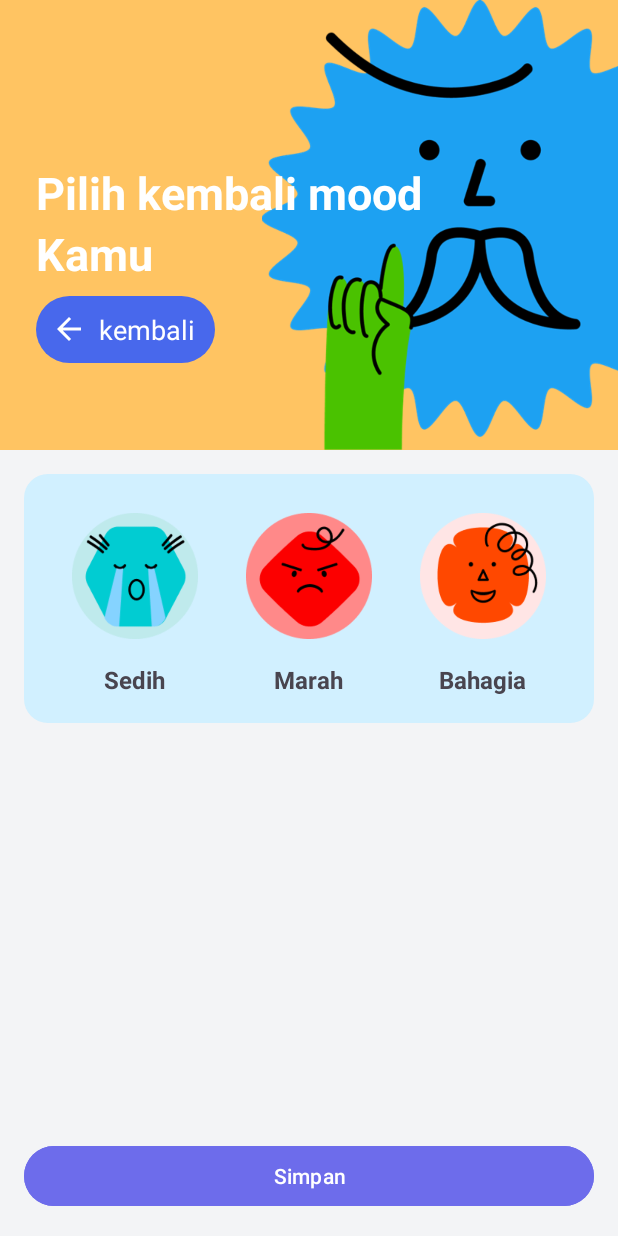
After one commit to nuhgroh2004/UAS-PPPB1, an Android app: the EditMoodActivity screen opened directly, with no data from a screen before it, on a phone screen of 412 x 824 dp. The commit adds this screen. Run offline under Robolectric (Android 15) with nearby library versions, the phone set to English and light mode, and no system bars.

Commit message:
Tampilan: edit_mood_activity

```diff
--- a/app/src/main/AndroidManifest.xml
+++ b/app/src/main/AndroidManifest.xml
@@ -15,6 +15,9 @@
         android:supportsRtl="true"
         android:theme="@style/Theme.UasPppb1"
         tools:targetApi="31">
+        <activity
+            android:name=".EditMoodActivity"
+            android:exported="false" />
         <activity
             android:name=".RiwayatActivity"
             android:exported="false" />
--- /dev/null
+++ b/app/src/main/java/com/example/uaspppb1/EditMoodActivity.kt
@@ -0,0 +1,25 @@
+// EditMoodActivity.kt
+package com.example.uaspppb1
+
+import android.content.Intent
+import android.os.Bundle
+import androidx.activity.enableEdgeToEdge
+import androidx.appcompat.app.AppCompatActivity
+import com.example.uaspppb1.databinding.ActivityEditMoodBinding
+
+class EditMoodActivity : AppCompatActivity() {
+    private lateinit var binding: ActivityEditMoodBinding
+
+    override fun onCreate(savedInstanceState: Bundle?) {
+        super.onCreate(savedInstanceState)
+        enableEdgeToEdge()
+        binding = ActivityEditMoodBinding.inflate(layoutInflater)
+        setContentView(binding.root)
+
+        binding.backButton.setOnClickListener {
+            val intent = Intent(this, RiwayatActivity::class.java)
+            startActivity(intent)
+            finish()
+        }
+    }
+}
--- a/app/src/main/java/com/example/uaspppb1/RiwayatActivity.kt
+++ b/app/src/main/java/com/example/uaspppb1/RiwayatActivity.kt
@@ -1,5 +1,7 @@
+// RiwayatActivity.kt
 package com.example.uaspppb1
 
+import android.content.Intent
 import android.os.Bundle
 import android.util.Log
 import android.view.View
@@ -40,7 +42,9 @@ class RiwayatActivity : AppCompatActivity() {
 
     private fun setupRecyclerView() {
         moodAdapter = MoodAdapter(emptyList(), onEditClick = { mood ->
-
+            val intent = Intent(this, EditMoodActivity::class.java)
+            intent.putExtra("MOOD_ID", mood.id)
+            startActivity(intent)
         }, onDeleteClick = { moodId ->
             deleteMood(moodId)
         })
@@ -58,10 +62,11 @@ class RiwayatActivity : AppCompatActivity() {
                 if (response.isSuccessful) {
                     val moodList = response.body()
                     if (!moodList.isNullOrEmpty()) {
-
                         val sortedMoodList = moodList.sortedByDescending { it.timestamp }
                         moodAdapter = MoodAdapter(sortedMoodList, onEditClick = { mood ->
-
+                            val intent = Intent(this@RiwayatActivity, EditMoodActivity::class.java)
+                            intent.putExtra("MOOD_ID", mood.id)
+                            startActivity(intent)
                         }, onDeleteClick = { moodId ->
                             deleteMood(moodId)
                         })
--- /dev/null
+++ b/app/src/main/res/drawable/baseline_arrow_back_24.xml
@@ -0,0 +1,5 @@
+<vector xmlns:android="http://schemas.android.com/apk/res/android" android:autoMirrored="true" android:height="24dp" android:tint="#FFFFFF" android:viewportHeight="24" android:viewportWidth="24" android:width="24dp">
+
+    <path android:fillColor="@android:color/white" android:pathData="M20,11H7.83l5.59,-5.59L12,4l-8,8 8,8 1.41,-1.41L7.83,13H20v-2z"/>
+
+</vector>
--- /dev/null
+++ b/app/src/main/res/drawable/roudet_bg.xml
@@ -0,0 +1,5 @@
+<?xml version="1.0" encoding="utf-8"?>
+<shape xmlns:android="http://schemas.android.com/apk/res/android">
+    <solid android:color="#4868EC" />
+    <corners android:radius="25dp" />
+</shape>
--- /dev/null
+++ b/app/src/main/res/layout/activity_edit_mood.xml
@@ -0,0 +1,197 @@
+<?xml version="1.0" encoding="utf-8"?>
+<androidx.constraintlayout.widget.ConstraintLayout xmlns:android="http://schemas.android.com/apk/res/android"
+    xmlns:app="http://schemas.android.com/apk/res-auto"
+    android:layout_width="match_parent"
+    android:layout_height="match_parent"
+    android:background="#F3F4F6">
+
+    <!-- Header Section -->
+    <LinearLayout
+        android:id="@+id/header"
+        android:layout_width="match_parent"
+        android:layout_height="300dp"
+        android:orientation="vertical"
+        android:background="#FFC462"
+        app:layout_constraintTop_toTopOf="parent">
+
+        <!-- Gambar dan Teks -->
+        <ImageView
+            android:layout_width="300dp"
+            android:layout_height="300dp"
+            android:layout_marginStart="170dp"
+            android:src="@drawable/bgedit" />
+
+        <TextView
+            android:layout_width="wrap_content"
+            android:layout_height="wrap_content"
+            android:text="Pilih kembali mood kamu"
+            android:textSize="18sp"
+            android:textStyle="bold"
+            android:layout_marginTop="16dp" />
+
+        <!-- Tombol Kembali -->
+        <Button
+            android:layout_width="wrap_content"
+            android:layout_height="wrap_content"
+            android:layout_marginTop="16dp"
+            android:backgroundTint="#6D6CEB"
+            android:text="Kembali"
+            android:textColor="#FFFFFF" />
+    </LinearLayout>
+
+    <!-- Additional LinearLayout -->
+    <LinearLayout
+        android:id="@+id/back_button"
+        android:layout_width="wrap_content"
+        android:layout_height="wrap_content"
+        android:orientation="vertical"
+        android:layout_marginTop="100dp"
+        android:layout_marginStart="16dp"
+        android:padding="8dp"
+        app:layout_constraintTop_toTopOf="@id/header"
+        app:layout_constraintStart_toStartOf="parent">
+
+        <TextView
+            android:layout_width="wrap_content"
+            android:layout_height="wrap_content"
+            android:textSize="30dp"
+            android:textColor="@color/white"
+            android:textStyle="bold"
+            android:text="Pilih kembali mood"/>
+        <TextView
+            android:layout_width="wrap_content"
+            android:layout_height="wrap_content"
+            android:textSize="30dp"
+            android:textColor="@color/white"
+            android:textStyle="bold"
+            android:text="Kamu"/>
+
+        <LinearLayout
+            android:layout_width="wrap_content"
+            android:layout_height="wrap_content"
+            android:orientation="horizontal"
+            android:padding="10dp"
+            android:gravity="center"
+            android:layout_marginTop="8dp"
+            android:background="@drawable/roudet_bg">
+
+            <ImageView
+                android:layout_width="wrap_content"
+                android:layout_height="wrap_content"
+                android:src="@drawable/baseline_arrow_back_24" />
+
+            <TextView
+                android:layout_width="wrap_content"
+                android:layout_height="wrap_content"
+                android:textColor="@color/white"
+                android:textSize="18sp"
+                android:text="kembali"
+                android:layout_marginRight="3dp"
+                android:layout_marginLeft="8dp"/>
+        </LinearLayout>
+    </LinearLayout>
+
+    <!-- Mood Selection Section -->
+    <LinearLayout
+        android:layout_width="match_parent"
+        android:layout_height="wrap_content"
+        android:orientation="horizontal"
+        android:layout_margin="16dp"
+        android:padding="10dp"
+        android:gravity="center"
+        android:background="@drawable/rounded_background"
+        app:layout_constraintTop_toBottomOf="@id/header">
+
+        <!-- Mood Sedih -->
+        <LinearLayout
+            android:layout_width="wrap_content"
+            android:layout_height="wrap_content"
+            android:orientation="vertical"
+            android:layout_margin="8dp"
+            android:gravity="center">
+
+            <ImageView
+                android:id="@+id/image_sedih"
+                android:layout_width="100dp"
+                android:layout_height="100dp"
+                android:padding="8dp"
+                android:src="@drawable/sedih" />
+
+            <TextView
+                android:id="@+id/text_sedih"
+                android:layout_width="wrap_content"
+                android:layout_height="wrap_content"
+                android:text="Sedih"
+                android:textSize="16sp"
+                android:textStyle="bold"
+                android:layout_marginTop="8dp"
+                android:gravity="center" />
+        </LinearLayout>
+
+        <!-- Mood Marah -->
+        <LinearLayout
+            android:layout_width="wrap_content"
+            android:layout_height="wrap_content"
+            android:orientation="vertical"
+            android:layout_margin="8dp"
+            android:gravity="center">
+
+            <ImageView
+                android:id="@+id/image_marah"
+                android:layout_width="100dp"
+                android:layout_height="100dp"
+                android:padding="8dp"
+                android:src="@drawable/marah" />
+
+            <TextView
+                android:id="@+id/text_marah"
+                android:layout_width="wrap_content"
+                android:layout_height="wrap_content"
+                android:text="Marah"
+                android:textSize="16sp"
+                android:textStyle="bold"
+                android:layout_marginTop="8dp"
+                android:gravity="center" />
+        </LinearLayout>
+
+        <!-- Mood Bahagia -->
+        <LinearLayout
+            android:layout_width="wrap_content"
+            android:layout_height="wrap_content"
+            android:orientation="vertical"
+            android:layout_margin="8dp"
+            android:gravity="center">
+
+            <ImageView
+                android:id="@+id/image_bahagia"
+                android:layout_width="100dp"
+                android:layout_height="100dp"
+                android:padding="8dp"
+                android:src="@drawable/bahagia" />
+
+            <TextView
+                android:id="@+id/text_bahagia"
+                android:layout_width="wrap_content"
+                android:layout_height="wrap_content"
+                android:text="Bahagia"
+                android:textStyle="bold"
+                android:textSize="16sp"
+                android:layout_marginTop="8dp"
+                android:gravity="center" />
+        </LinearLayout>
+    </LinearLayout>
+
+    <!-- Tombol Simpan -->
+    <Button
+        android:id="@+id/button_simpan"
+        android:layout_width="match_parent"
+        android:layout_height="wrap_content"
+        android:layout_margin="16dp"
+        android:layout_gravity="bottom"
+        android:backgroundTint="#6D6CEB"
+        android:text="Simpan"
+        android:textColor="#FFFFFF"
+        android:layout_marginBottom="32dp"
+        app:layout_constraintBottom_toBottomOf="parent" />
+
+</androidx.constraintlayout.widget.ConstraintLayout>
```
Also changed, not shown: app/src/main/res/drawable/bgedit.png (added).
